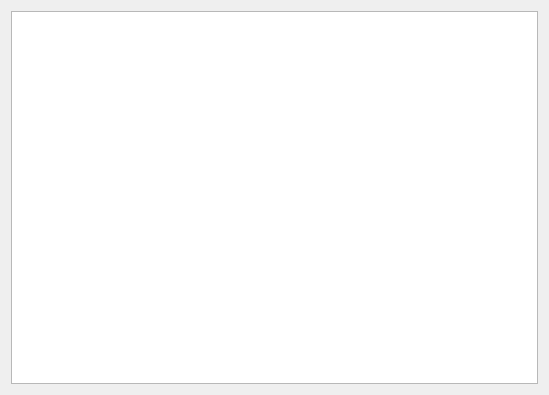
Qt form cbr/coevolution/visual/CoevolutionByPairs.ui (TUM-CBR/pymol-plugins) before a commit.
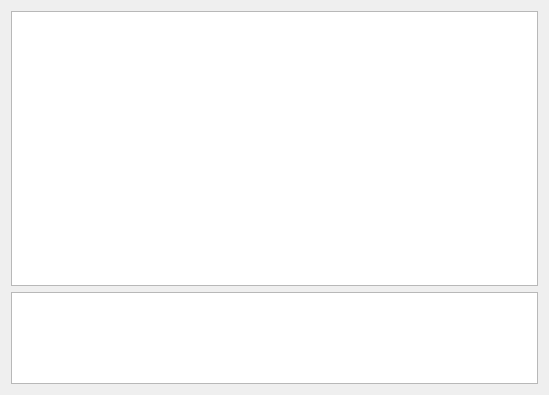
The same form after that commit.

```diff
--- a/cbr/coevolution/visual/CoevolutionByPairs.ui
+++ b/cbr/coevolution/visual/CoevolutionByPairs.ui
@@ -13,10 +13,13 @@
   <property name="windowTitle">
    <string>Form</string>
   </property>
-  <layout class="QVBoxLayout" name="verticalLayout">
+  <layout class="QVBoxLayout" name="verticalLayout" stretch="3,1">
    <item>
     <widget class="QTableWidget" name="resultsTable"/>
    </item>
+   <item>
+    <widget class="QTableWidget" name="detailsTable"/>
+   </item>
   </layout>
  </widget>
  <resources/>
```
